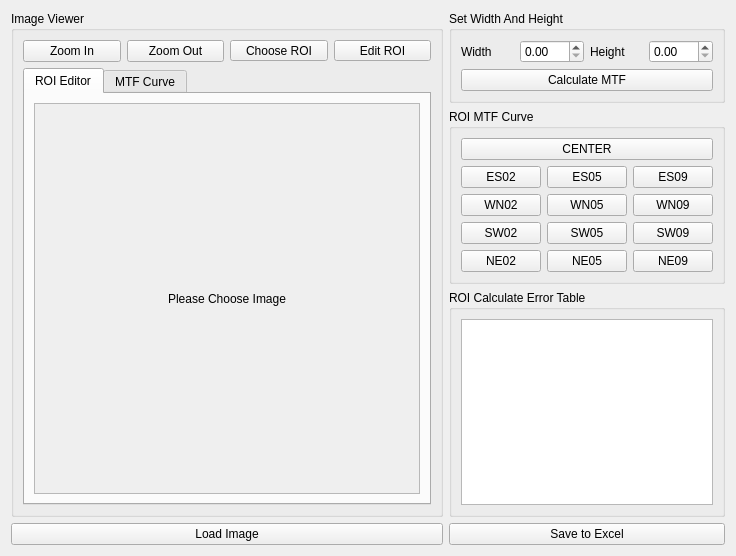
Above: lnxmtfprototype.ui from Wanncye/MechMindQtMTF before the change. Below: the same form after it.
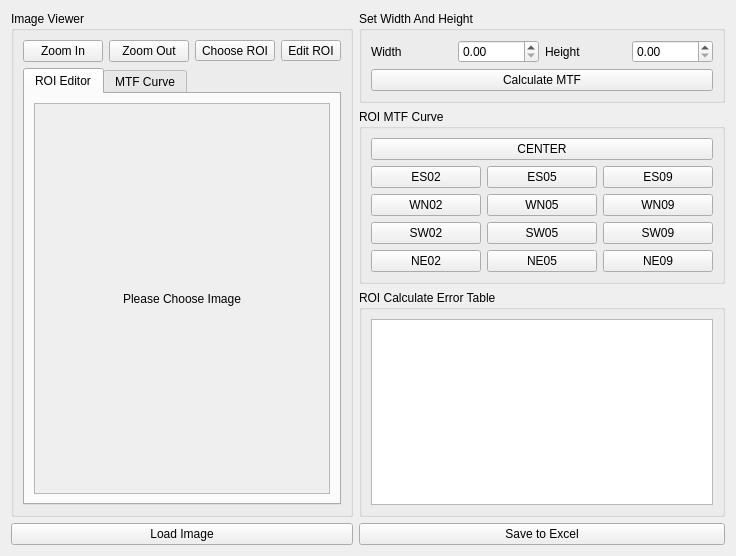
That is the form after the change. The open tabs and pages were chosen to show the change. Custom widgets are drawn as their Qt base class.

Patch:
```diff
--- a/lnxmtfprototype.ui
+++ b/lnxmtfprototype.ui
@@ -22,7 +22,7 @@
   <property name="autoFillBackground">
    <bool>false</bool>
   </property>
-  <layout class="QHBoxLayout" name="horizontalLayout_4" stretch="3,1">
+  <layout class="QHBoxLayout" name="horizontalLayout_4" stretch="1,3">
    <item>
     <layout class="QVBoxLayout" name="imgPart">
      <property name="rightMargin">
@@ -113,7 +113,7 @@
                 <rect>
                  <x>0</x>
                  <y>0</y>
-                 <width>340</width>
+                 <width>333</width>
                  <height>348</height>
                 </rect>
                </property>
```
